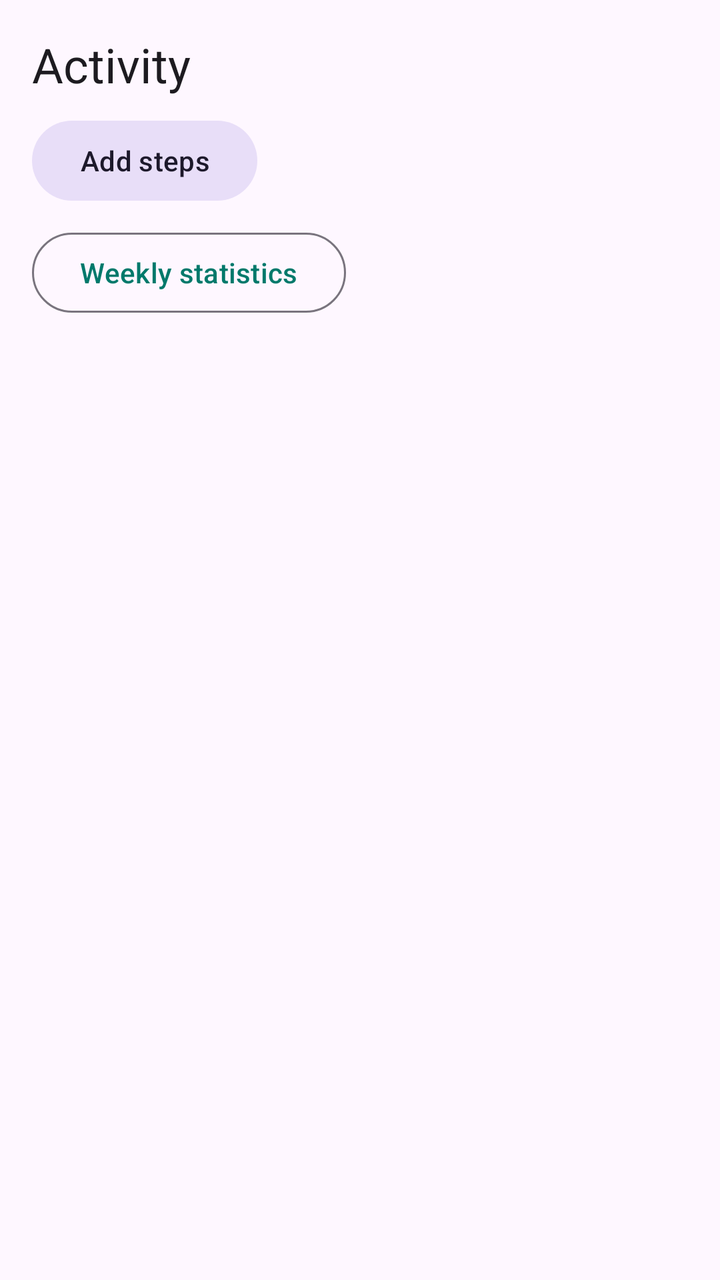
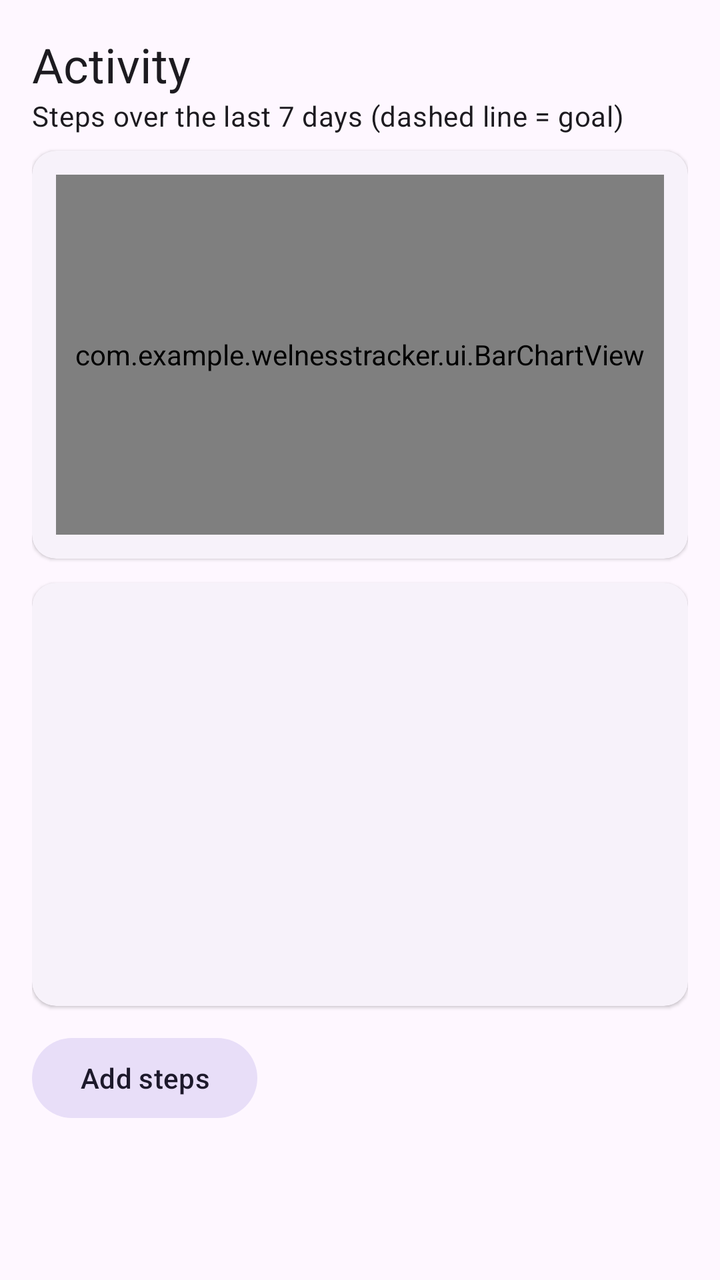

Compare the two renders of this Android layout. The source of the first and the diff that turns it into the second are given below.
<!-- AndroidManifest.xml: application theme Theme.WellnessTracker -->
<!-- res/layout/fragment_activity.xml -->
<?xml version="1.0" encoding="utf-8"?>
<ScrollView xmlns:android="http://schemas.android.com/apk/res/android"
    android:layout_width="match_parent"
    android:layout_height="match_parent"
    android:fillViewport="true">

    <LinearLayout
        android:layout_width="match_parent"
        android:layout_height="wrap_content"
        android:orientation="vertical"
        android:padding="16dp">

        <TextView
            android:layout_width="wrap_content"
            android:layout_height="wrap_content"
            android:layout_marginBottom="8dp"
            android:text="@string/nav_activity"
            android:textAppearance="?attr/textAppearanceHeadlineSmall" />

        <Button
            android:id="@+id/btnAddSteps"
            style="@style/Widget.Material3.Button.TonalButton"
            android:layout_width="wrap_content"
            android:layout_height="wrap_content"
            android:layout_marginBottom="8dp"
            android:text="@string/add_steps" />

        <Button
            android:id="@+id/btnWeeklyStats"
            style="@style/Widget.Material3.Button.OutlinedButton"
            android:layout_width="wrap_content"
            android:layout_height="wrap_content"
            android:layout_marginBottom="12dp"
            android:text="@string/open_stats" />

        <TextView
            android:id="@+id/tvEmpty"
            android:layout_width="wrap_content"
            android:layout_height="wrap_content"
            android:layout_marginBottom="8dp"
            android:text="@string/activity_empty"
            android:textAppearance="?attr/textAppearanceBodyMedium"
            android:visibility="gone" />

        <LinearLayout
            android:id="@+id/daysContainer"
            android:layout_width="match_parent"
            android:layout_height="wrap_content"
            android:orientation="vertical" />

    </LinearLayout>
</ScrollView>
<!-- resources referenced by this layout -->
<resources>
  <string name="activity_empty">No steps yet. They are counted automatically, or add them manually.</string>
  <string name="add_steps">Add steps</string>
  <string name="nav_activity">Activity</string>
  <string name="open_stats">Weekly statistics</string>
  <style name="Theme.WellnessTracker" parent="Theme.Material3.DayNight.NoActionBar">
          <item name="colorPrimary">@color/primary</item>
          <item name="colorOnPrimary">@color/on_primary</item>
      </style>
  <color name="primary">#FF00796B</color>
  <color name="on_primary">#FFFFFFFF</color>
</resources>

<!-- the commit's change to res/layout/fragment_activity.xml (unified diff, before → after) -->
@@ -13,9 +13,75 @@
         <TextView
             android:layout_width="wrap_content"
             android:layout_height="wrap_content"
-            android:layout_marginBottom="8dp"
             android:text="@string/nav_activity"
             android:textAppearance="?attr/textAppearanceHeadlineSmall" />
+
+        <TextView
+            android:layout_width="wrap_content"
+            android:layout_height="wrap_content"
+            android:layout_marginBottom="8dp"
+            android:text="@string/stats_steps_chart"
+            android:textAppearance="?attr/textAppearanceBodyMedium" />
+
+        <com.google.android.material.card.MaterialCardView style="@style/Widget.WellnessTracker.Card">
+            <com.example.welnesstracker.ui.BarChartView
+                android:id="@+id/chartSteps"
+                android:layout_width="match_parent"
+                android:layout_height="180dp"
+                android:layout_margin="12dp" />
+        </com.google.android.material.card.MaterialCardView>
+
+        <com.google.android.material.card.MaterialCardView style="@style/Widget.WellnessTracker.Card">
+            <LinearLayout
+                android:layout_width="match_parent"
+                android:layout_height="wrap_content"
+                android:orientation="vertical"
+                android:padding="16dp">
+
+                <TextView
+                    android:id="@+id/tvAvgSteps"
+                    android:layout_width="wrap_content"
+                    android:layout_height="wrap_content"
+                    android:layout_marginBottom="4dp"
+                    android:textAppearance="?attr/textAppearanceBodyLarge" />
+                <TextView
+                    android:id="@+id/tvAvgWater"
+                    android:layout_width="wrap_content"
+                    android:layout_height="wrap_content"
+                    android:layout_marginBottom="4dp"
+                    android:textAppearance="?attr/textAppearanceBodyLarge" />
+                <TextView
+                    android:id="@+id/tvAvgSleep"
+                    android:layout_width="wrap_content"
+                    android:layout_height="wrap_content"
+                    android:layout_marginBottom="4dp"
+                    android:textAppearance="?attr/textAppearanceBodyLarge" />
+                <TextView
+                    android:id="@+id/tvTotalDistance"
+                    android:layout_width="wrap_content"
+                    android:layout_height="wrap_content"
+                    android:layout_marginBottom="4dp"
+                    android:textAppearance="?attr/textAppearanceBodyLarge" />
+                <TextView
+                    android:id="@+id/tvTotalCalories"
+                    android:layout_width="wrap_content"
+                    android:layout_height="wrap_content"
+                    android:layout_marginBottom="4dp"
+                    android:textAppearance="?attr/textAppearanceBodyLarge" />
+                <TextView
+                    android:id="@+id/tvGoalDays"
+                    android:layout_width="wrap_content"
+                    android:layout_height="wrap_content"
+                    android:layout_marginBottom="4dp"
+                    android:textAppearance="?attr/textAppearanceBodyLarge" />
+                <TextView
+                    android:id="@+id/tvBestDay"
+                    android:layout_width="wrap_content"
+                    android:layout_height="wrap_content"
+                    android:layout_marginBottom="4dp"
+                    android:textAppearance="?attr/textAppearanceBodyLarge" />
+            </LinearLayout>
+        </com.google.android.material.card.MaterialCardView>
 
         <Button
             android:id="@+id/btnAddSteps"
@@ -24,14 +90,6 @@
             android:layout_height="wrap_content"
             android:layout_marginBottom="8dp"
             android:text="@string/add_steps" />
-
-        <Button
-            android:id="@+id/btnWeeklyStats"
-            style="@style/Widget.Material3.Button.OutlinedButton"
-            android:layout_width="wrap_content"
-            android:layout_height="wrap_content"
-            android:layout_marginBottom="12dp"
-            android:text="@string/open_stats" />
 
         <TextView
             android:id="@+id/tvEmpty"
<!-- resource entries referenced after the edit -->
@@ -3,7 +3,12 @@
   <string name="activity_empty">No steps yet. They are counted automatically, or add them manually.</string>
   <string name="add_steps">Add steps</string>
   <string name="nav_activity">Activity</string>
-  <string name="open_stats">Weekly statistics</string>
+  <string name="stats_steps_chart">Steps over the last 7 days (dashed line = goal)</string>
+  <style name="Widget.WellnessTracker.Card" parent="Widget.Material3.CardView.Elevated">
+          <item name="android:layout_width">match_parent</item>
+          <item name="android:layout_height">wrap_content</item>
+          <item name="android:layout_marginBottom">12dp</item>
+      </style>
   <style name="Theme.WellnessTracker" parent="Theme.Material3.DayNight.NoActionBar">
           <item name="colorPrimary">@color/primary</item>
           <item name="colorOnPrimary">@color/on_primary</item>
